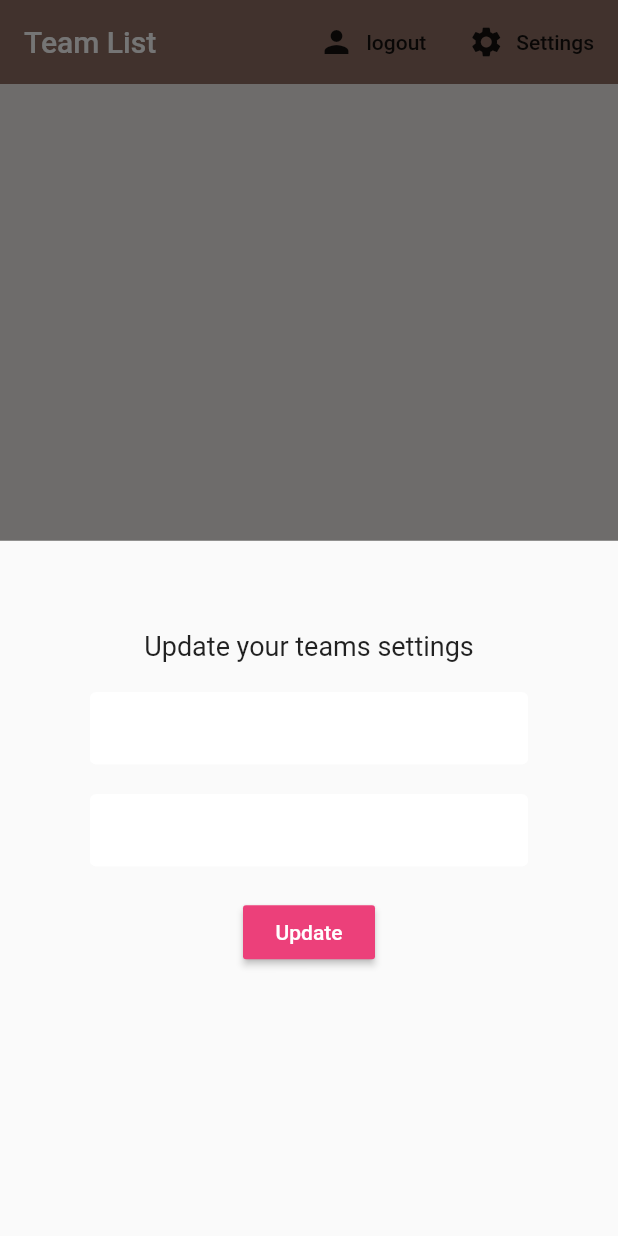
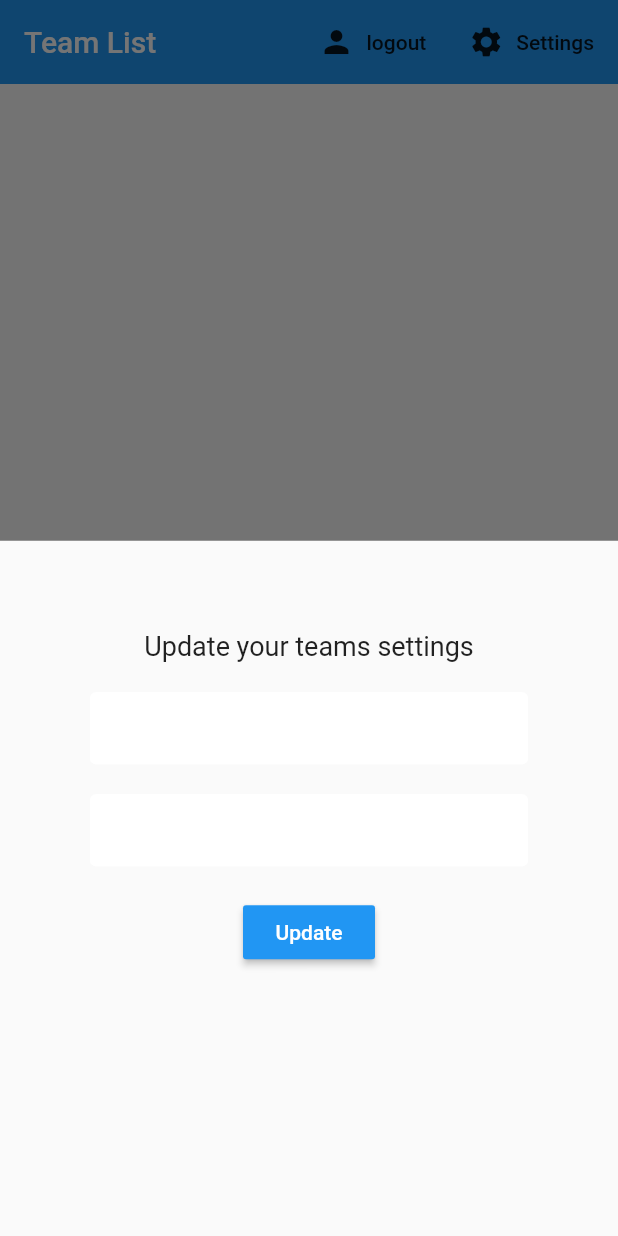
Before and after one commit to fraserwilson/FootballManagerApp, a Flutter app: the screen it shows once a user with an empty profile is signed in, after a tap on "Settings", on a phone screen of 412 x 824 dp. Run offline on Flutter 3.47's test engine with Material 2 defaults, Android fonts, the light colour scheme and no system bars; our stand-ins replace cloud_firestore, firebase_auth, firebase_core, flutter_spinkit; missing offline and left inert: cloud_firestore_web, firebase_auth_web, firebase_core_web; accounts and stored records are empty.

Commit message:
Changes to colors and added padding

```diff
--- a/lib/authenticate/login.dart
+++ b/lib/authenticate/login.dart
@@ -24,10 +24,8 @@ class _LoginInScreenState extends State<LoginInScreen> {
     return loading
         ? Loading()
         : Scaffold(
-            backgroundColor: Colors.green[300],
             appBar: AppBar(
               title: Text("Login Screen"),
-              backgroundColor: Colors.green[800],
               actions: <Widget>[
                 FlatButton.icon(
                     onPressed: () {
@@ -50,7 +48,6 @@ class _LoginInScreenState extends State<LoginInScreen> {
                       Center(
                         child: CircleAvatar(
                           backgroundImage: AssetImage('assets/soccerball.jpg'),
-                          backgroundColor: Colors.lightGreen[200],
                           radius: 60.0,
                         ),
                       ),
@@ -115,7 +112,7 @@ class _LoginInScreenState extends State<LoginInScreen> {
                               }
                             }
                           },
-                          color: Colors.green[800],
+                          color: Colors.blue,
                           child: Text(
                             "Login",
                             textAlign: TextAlign.center,
--- a/lib/authenticate/register.dart
+++ b/lib/authenticate/register.dart
@@ -21,10 +21,8 @@ class _RegisterState extends State<Register> {
     return loading
         ? Loading()
         : Scaffold(
-            backgroundColor: Colors.green[300],
             appBar: AppBar(
               title: Text("Register Screen"),
-              backgroundColor: Colors.green[800],
               actions: <Widget>[
                 FlatButton.icon(
                     onPressed: () {
@@ -34,7 +32,9 @@ class _RegisterState extends State<Register> {
                     label: Text("Log In"))
               ],
             ),
-            body: Form(
+            body: Container(
+              margin: EdgeInsets.symmetric(vertical: 10.0, horizontal: 30.0),
+              child: Form(
                 key: _formKey,
                 child: SingleChildScrollView(
                   child: Column(
@@ -45,7 +45,6 @@ class _RegisterState extends State<Register> {
                       Center(
                         child: CircleAvatar(
                           backgroundImage: AssetImage('assets/soccerball.jpg'),
-                        backgroundColor: Colors.lightGreen[200],
                           radius: 60.0,
                         ),
                       ),
@@ -53,7 +52,8 @@ class _RegisterState extends State<Register> {
                         height: 50.0,
                       ),
                       TextFormField(
-                      validator: (val) => val.isEmpty ? 'Enter an email' : null,
+                        validator: (val) =>
+                            val.isEmpty ? 'Enter an email' : null,
                         obscureText: false,
                         style: TextStyle(fontSize: 20.0),
                         decoration: InputDecoration(
@@ -99,7 +99,8 @@ class _RegisterState extends State<Register> {
                             if (_formKey.currentState.validate()) {
                               setState(() => loading = true);
                               dynamic result = await _authService
-                                .registerWithEmailandPassword(email, password);
+                                  .registerWithEmailandPassword(
+                                      email, password);
                               if (result == null) {
                                 setState(() {
                                   error =
@@ -109,12 +110,13 @@ class _RegisterState extends State<Register> {
                               }
                             }
                           },
-                        color: Colors.green[800],
+                          color: Colors.blue,
                           child: Text(
                             "Register",
                             textAlign: TextAlign.center,
                             style: TextStyle(
-                              color: Colors.white, fontWeight: FontWeight.bold),
+                                color: Colors.white,
+                                fontWeight: FontWeight.bold),
                           ),
                         ),
                       ),
@@ -132,6 +134,7 @@ class _RegisterState extends State<Register> {
                   ),
                 ),
               ),
+            ),
           );
   }
 }
--- a/lib/home/home.dart
+++ b/lib/home/home.dart
@@ -26,10 +26,8 @@ class Home extends StatelessWidget {
       value: DatabaseService().teams,
       child: Container(
         child: Scaffold(
-          backgroundColor: Colors.brown[50],
           appBar: AppBar(
             title: Text('Team List'),
-            backgroundColor: Colors.brown[400],
             elevation: 0.0,
             actions: <Widget>[
               FlatButton.icon(
--- a/lib/home/settings_form.dart
+++ b/lib/home/settings_form.dart
@@ -57,7 +57,7 @@ class _SettingsFormState extends State<SettingsForm> {
                     height: 20.0,
                   ),
                   RaisedButton(
-                    color: Colors.pink[400],
+                    color: Colors.blue,
                     onPressed: () async {
                       if (_formKey.currentState.validate()) {
                         await DatabaseService(uid: user.uid).updateUserData(
--- a/lib/shared/loading.dart
+++ b/lib/shared/loading.dart
@@ -5,10 +5,10 @@ class Loading extends StatelessWidget {
   @override
   Widget build(BuildContext context) {
     return Container(
-      color: Colors.brown[100],
+      color: Colors.blue[800],
       child: Center(
         child: SpinKitChasingDots(
-          color: Colors.brown,
+          color: Colors.blue,
           size: 50.0,
         ),
       ),
```
Also changed, not shown: 1 other file. Lines whose indentation alone changed are shown as unchanged.
